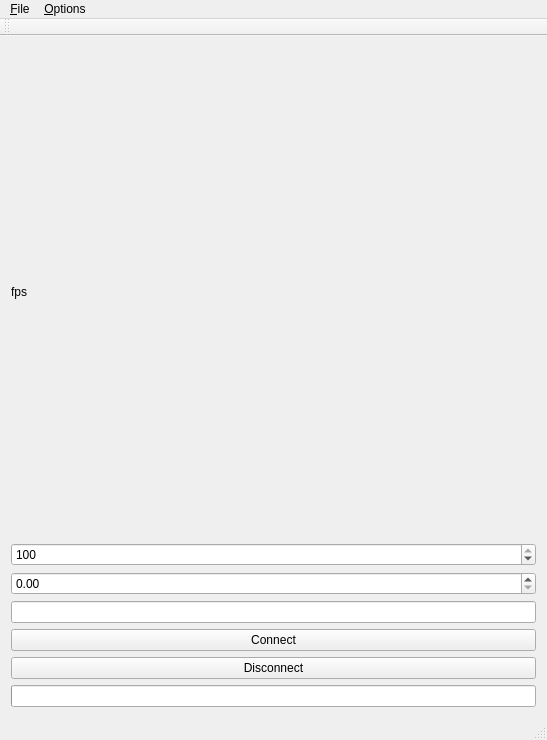
This is linux/GUI/MainWindow.ui in ubi-agni/TactileGlove as Qt 5 draws it before an edit. The edited form follows.
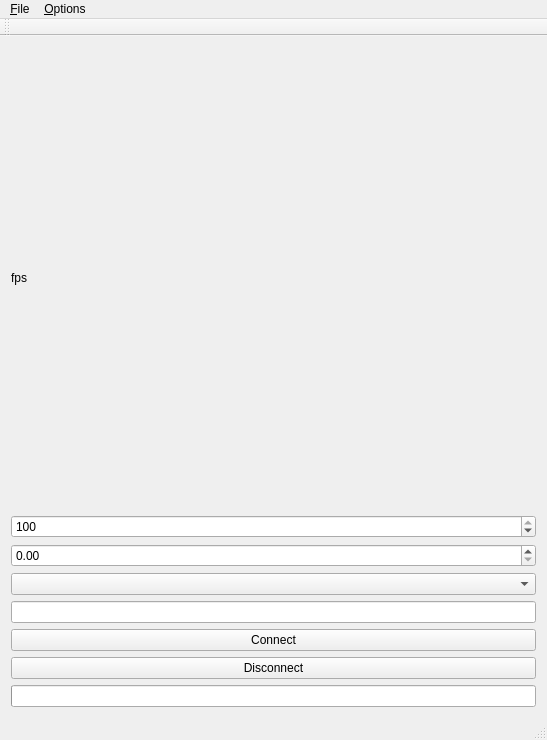
This is the edited form. Icons and pictures are not drawn.

Diff of the .ui file:
```diff
--- a/linux/GUI/MainWindow.ui
+++ b/linux/GUI/MainWindow.ui
@@ -75,6 +75,13 @@
       </property>
      </widget>
     </item>
+    <item>
+     <widget class="QComboBox" name="modeComboBox">
+      <property name="editable">
+       <bool>false</bool>
+      </property>
+     </widget>
+    </item>
     <item>
      <widget class="QLineEdit" name="inputLineEdit">
       <property name="toolTip">
```
Left out of the diff: 4 changed lines with no effect on the pictures.
